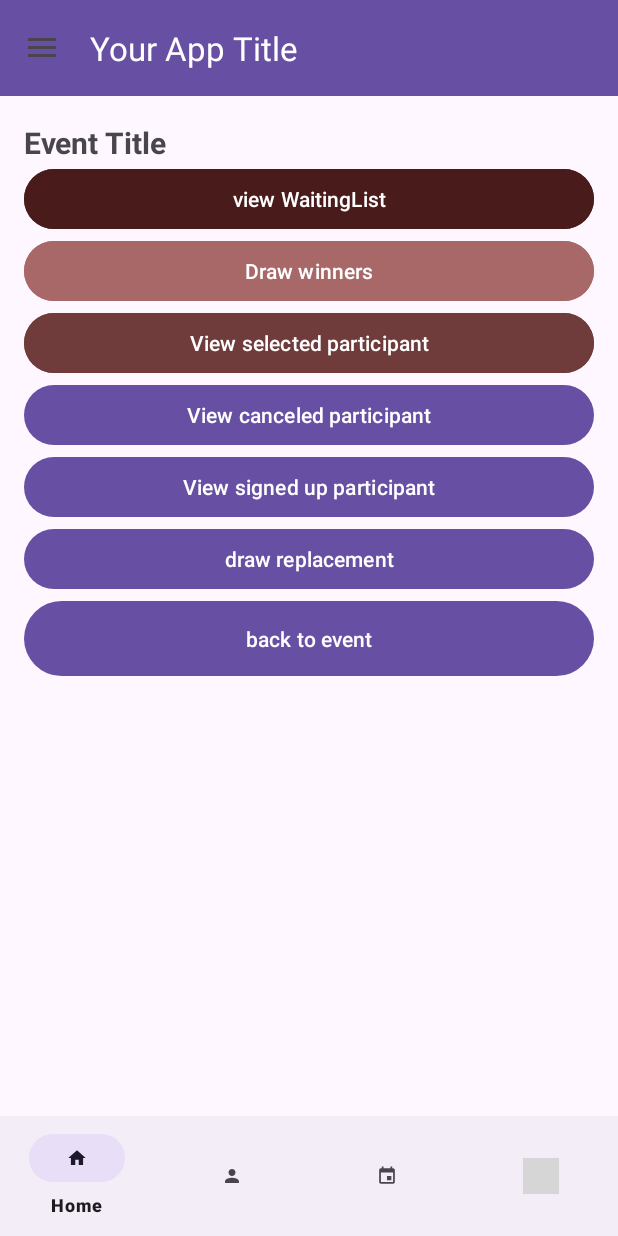
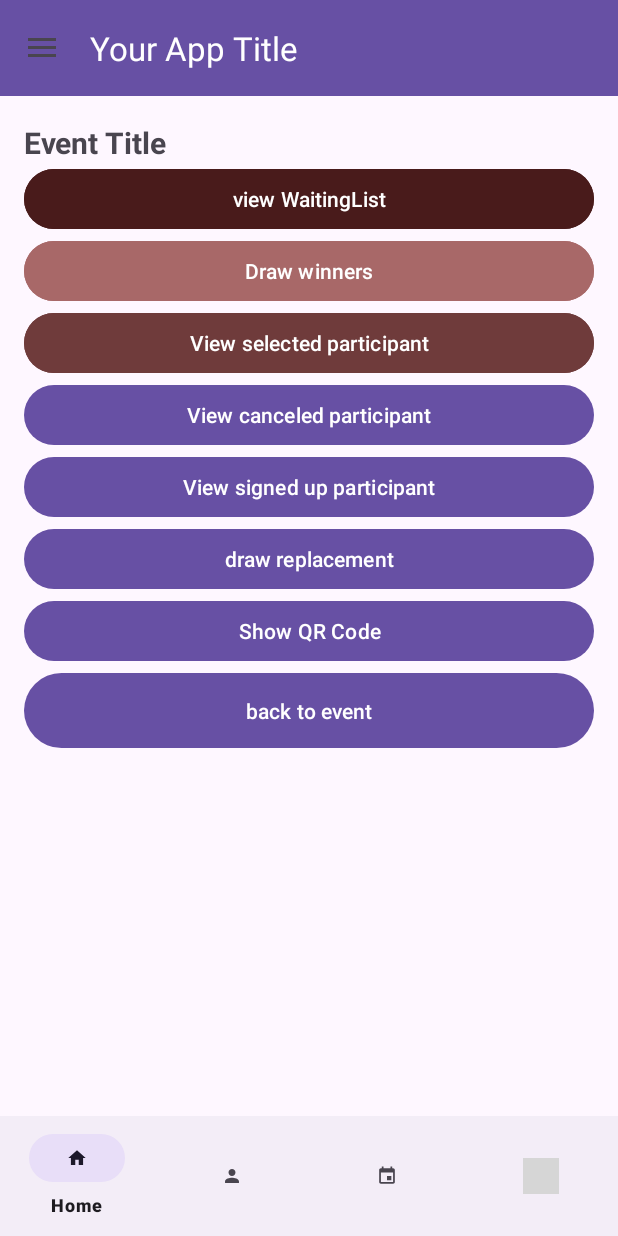
Before and after one commit to SciFlyCMPUT301/LetsGoGambling, an Android app: the fragment OrganizerMenuFragment placed in its activity, on a phone screen of 412 x 824 dp. Run offline under Robolectric (Android 15) with nearby library versions, the phone set to English and light mode, and no system bars; our stand-ins replace Firebase (no records; nobody signed in at launch, a user with empty details on screens opened directly), Picasso; libraries missing offline, so code that uses them is left out: com.journeyapps.barcodescanner; pictures from the network do not load; grey boxes are pictures that could not be loaded.

Commit message:
QR code shennanigans

```diff
--- a/android_code/app/src/main/java/com/example/eventbooking/Events/EventPageFragment/EventFragment.java
+++ b/android_code/app/src/main/java/com/example/eventbooking/Events/EventPageFragment/EventFragment.java
@@ -174,7 +174,7 @@ public class EventFragment extends Fragment {
             } else {
                 // Organizer Event List: Navigate to OrganizerMenuFragment
                 Bundle bundle = new Bundle();
-                bundle.putString("event_id", selectedEvent.getEventId());
+                bundle.putString("eventId", selectedEvent.getEventId());
 //                Log.e("Bundle", "Event ID: " + selectedEvent.getEventId());
                 OrganizerMenuFragment organizerMenuFragment = new OrganizerMenuFragment();
                 organizerMenuFragment.setArguments(bundle);
--- a/android_code/app/src/main/java/com/example/eventbooking/QRCode/QRcodeGenerator.java
+++ b/android_code/app/src/main/java/com/example/eventbooking/QRCode/QRcodeGenerator.java
@@ -32,8 +32,8 @@ public class QRcodeGenerator {
         }
     }
 
-    public void saveQRCode(Bitmap bitmap) {
-        String filename = "eventbooking_qrcode.png";
+    public void saveQRCode(Bitmap bitmap, String eventID) {
+        String filename = "eventbooking_qrcode-" + eventID + ".png";
         try {
             File file = new File(context.getExternalFilesDir(null), filename);
             OutputStream stream = new FileOutputStream(file);
--- a/android_code/app/src/main/java/com/example/eventbooking/QRCode/ScannedFragment.java
+++ b/android_code/app/src/main/java/com/example/eventbooking/QRCode/ScannedFragment.java
@@ -14,15 +14,15 @@ import com.example.eventbooking.R;
 import org.w3c.dom.Text;
 
 public class ScannedFragment extends Fragment {
-    private static final String ARG_SCANNED_DATA = "scanned_data";
-    private String scannedData;
+    private static final String ARG_EVENT_ID = "eventId";
+    private String eventId;
     private TextView scanView;
     private Button scannerOpenButton;
 
     public static ScannedFragment newInstance(String scannedData) {
         ScannedFragment fragment = new ScannedFragment();
         Bundle args = new Bundle();
-        args.putString(ARG_SCANNED_DATA, scannedData);
+        args.putString(ARG_EVENT_ID, scannedData);
         fragment.setArguments(args);
         return fragment;
     }
@@ -31,8 +31,7 @@ public class ScannedFragment extends Fragment {
     public void onCreate(Bundle savedInstanceState) {
         super.onCreate(savedInstanceState);
         if (getArguments() != null) {
-            String scannedData = getArguments().getString(ARG_SCANNED_DATA);
-            // Use the scanned data as needed
+            eventId = getArguments().getString(ARG_EVENT_ID);
         }
     }
 
@@ -42,9 +41,8 @@ public class ScannedFragment extends Fragment {
         View view = inflater.inflate(R.layout.fragment_qrcode_scanned, container, false);
 
         scanView = view.findViewById(R.id.scanned_value);
-        scanView.setText(scannedData);
+        scanView.setText(eventId);
 
-        // Opens the scanned app with some functionality
         scannerOpenButton = view.findViewById(R.id.scanQrBtn);
         scannerOpenButton.setOnClickListener(v -> {
             getActivity().getSupportFragmentManager().beginTransaction()
--- a/android_code/app/src/main/java/com/example/eventbooking/waitinglist/OrganizerMenuFragment.java
+++ b/android_code/app/src/main/java/com/example/eventbooking/waitinglist/OrganizerMenuFragment.java
@@ -1,6 +1,7 @@
 package com.example.eventbooking.waitinglist;
 
 import android.app.AlertDialog;
+import android.graphics.Bitmap;
 import android.os.Bundle;
 import android.text.InputType;
 import android.util.Log;
@@ -9,14 +10,20 @@ import android.view.View;
 import android.view.ViewGroup;
 import android.widget.Button;
 import android.widget.EditText;
+import android.widget.ImageView;
 import android.widget.Toast;
 
 import androidx.annotation.NonNull;
 import androidx.fragment.app.Fragment;
 
+import com.example.eventbooking.QRCode.QRcodeGenerator;
 import com.example.eventbooking.R;
 import com.example.eventbooking.Events.EventPageFragment.EventFragment;
+import com.google.zxing.BarcodeFormat;
+import com.google.zxing.EncodeHintType;
+import com.google.zxing.qrcode.QRCodeWriter;
 
+import java.util.Hashtable;
 import java.util.List;
 
 public class OrganizerMenuFragment extends Fragment {
@@ -29,6 +36,9 @@ public class OrganizerMenuFragment extends Fragment {
     private Button viewSignedListButton;
     private Button drawReplacementButton;
     private Button backToEventPageButton;
+    private Button generateQRCode;
+    private ImageView QRImage;
+    private QRcodeGenerator qrCodeGenerator;
     private int replacementSize;
     private WaitingList waitingList;
     private int maxParticipant;
@@ -58,7 +68,7 @@ public class OrganizerMenuFragment extends Fragment {
         if (getArguments() != null) {
             eventId = getArguments().getString("eventId");
         }
-//        Log.e("Organizer", "Event found with ID: " + eventId);
+        Log.e("Organizer", "Event found with ID: " + eventId);
 
 
         // Initialize the WaitingList instance as a placeholder
@@ -91,6 +101,8 @@ public class OrganizerMenuFragment extends Fragment {
     public View onCreateView(@NonNull LayoutInflater inflater, ViewGroup container, Bundle savedInstanceState) {
         View rootView = inflater.inflate(R.layout.fragment_waiting_list, container, false);
 
+        qrCodeGenerator = new QRcodeGenerator(getContext());
+
         // Initialize UI elements
         viewWaitingListButton = rootView.findViewById(R.id.waitingListButton);
         sampleAttendeesButton = rootView.findViewById(R.id.sampleAttendeesButton);
@@ -98,6 +110,8 @@ public class OrganizerMenuFragment extends Fragment {
         viewCanceledListButton = rootView.findViewById(R.id.canceledParticipantButton);
         drawReplacementButton = rootView.findViewById(R.id.DrawReplacementButton);
         backToEventPageButton = rootView.findViewById(R.id.BackToEventButton);
+        generateQRCode = rootView.findViewById(R.id.generate_qr_code);
+        QRImage = rootView.findViewById(R.id.QR_image);
 
         // Set up listeners
         viewWaitingListButton.setOnClickListener(v -> navigateToViewWaitingList());
@@ -106,6 +120,8 @@ public class OrganizerMenuFragment extends Fragment {
         sampleAttendeesButton.setOnClickListener(v -> sampleAttendees());
         drawReplacementButton.setOnClickListener(v -> drawReplacement(replacementSize));
         //backToEventPageButton.setOnClickListener(v -> navigateBackToEventPage());
+
+        generateQRCode.setOnClickListener(v -> generateAndDisplayQRCode(eventId));
 
         return rootView;
     }
@@ -216,6 +232,28 @@ public class OrganizerMenuFragment extends Fragment {
     }
 
 
+    /**
+     * This function will get the QR code associated with the event to be scanned and displayed when scanned
+     * Once the QR code is generated then we display the QR code
+     */
+    private void generateAndDisplayQRCode(String eventID) {
+        // URL to be encoded into the QR code (example URL with eventId)
+        String eventUrl = "app://eventDetail?eventID=" + eventId;
+
+        // Generate QR code using the QRcodeGenerator class
+        Bitmap qrCodeBitmap = qrCodeGenerator.generateQRCode(eventUrl);
+
+        if (qrCodeBitmap != null) {
+            QRImage.setImageBitmap(qrCodeBitmap);
+
+            qrCodeGenerator.saveQRCode(qrCodeBitmap, eventID);
+
+            Toast.makeText(getContext(), "QR code generated and saved.", Toast.LENGTH_SHORT).show();
+        } else {
+            Toast.makeText(getContext(), "Failed to generate QR code.", Toast.LENGTH_SHORT).show();
+        }
+    }
+
 
 
 
--- a/android_code/app/src/main/res/layout/fragment_waiting_list.xml
+++ b/android_code/app/src/main/res/layout/fragment_waiting_list.xml
@@ -56,11 +56,22 @@
         android:text="draw replacement" />
 
     <Button
+        android:id="@+id/generate_qr_code"
+        android:layout_width="match_parent"
+        android:layout_height="wrap_content"
+        android:text="Show QR Code" />
+
+    <Button
         android:id="@+id/BackToEventButton"
         android:layout_width="match_parent"
         android:layout_height="58dp"
         android:text="back to event" />
 
+    <ImageView
+        android:id="@+id/QR_image"
+        android:layout_width="wrap_content"
+        android:layout_height="wrap_content"/>
+
 
 
 </LinearLayout>
```
Also changed, not shown: android_code/app/src/main/java/com/example/eventbooking/MainActivity.java (+74 -10 lines), android_code/app/src/main/java/com/example/eventbooking/QRCode/CameraFragment.java (+21 -6 lines).
